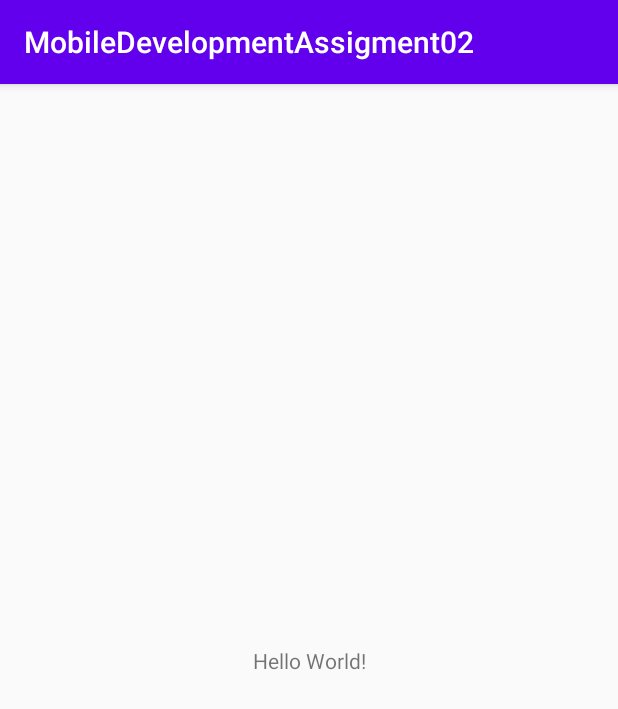
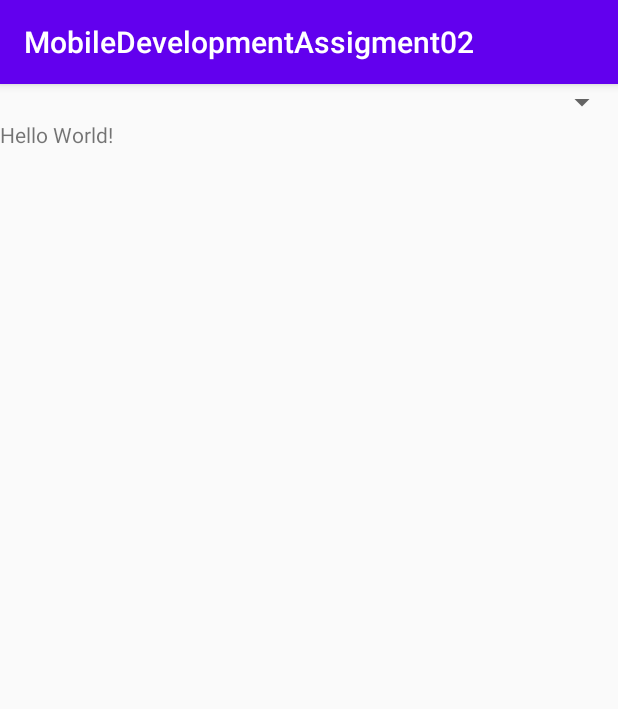
Before and after one commit to NoahMacRitchie/MobileDevelopmentAssigment02, an Android app: the screen it shows after launch (MainActivity), on a phone screen of 412 x 824 dp. Shown: the top 709 px of the screen. Run offline under Robolectric (Android 15) with nearby library versions, the phone set to English and light mode, and no system bars.

Commit message:
edit and delete

```diff
--- a/app/src/main/res/layout/activity_main.xml
+++ b/app/src/main/res/layout/activity_main.xml
@@ -1,10 +1,17 @@
 <?xml version="1.0" encoding="utf-8"?>
-<androidx.constraintlayout.widget.ConstraintLayout xmlns:android="http://schemas.android.com/apk/res/android"
+<LinearLayout xmlns:android="http://schemas.android.com/apk/res/android"
     xmlns:app="http://schemas.android.com/apk/res-auto"
     xmlns:tools="http://schemas.android.com/tools"
     android:layout_width="match_parent"
     android:layout_height="match_parent"
+    android:orientation="vertical"
     tools:context=".MainActivity">
+
+    <Spinner
+        android:id="@+id/spinner"
+        android:layout_width="match_parent"
+        android:layout_height="wrap_content" />
+
 
     <TextView
         android:layout_width="wrap_content"
@@ -15,4 +22,4 @@
         app:layout_constraintRight_toRightOf="parent"
         app:layout_constraintTop_toTopOf="parent" />
 
-</androidx.constraintlayout.widget.ConstraintLayout>
+</LinearLayout>
```
